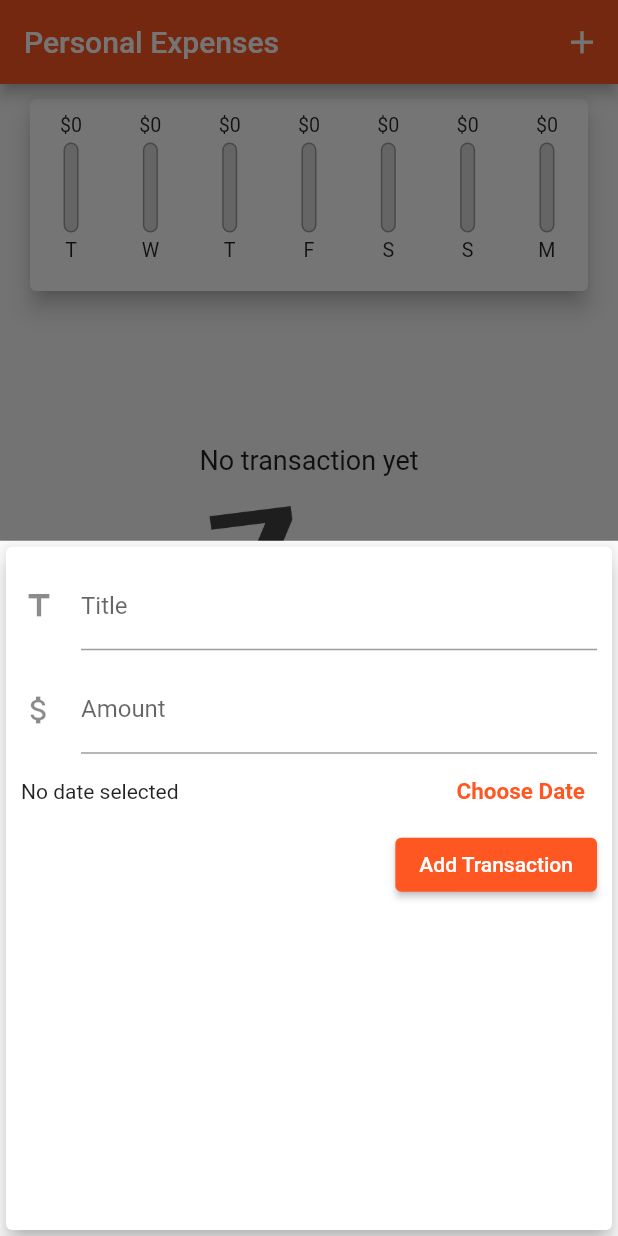
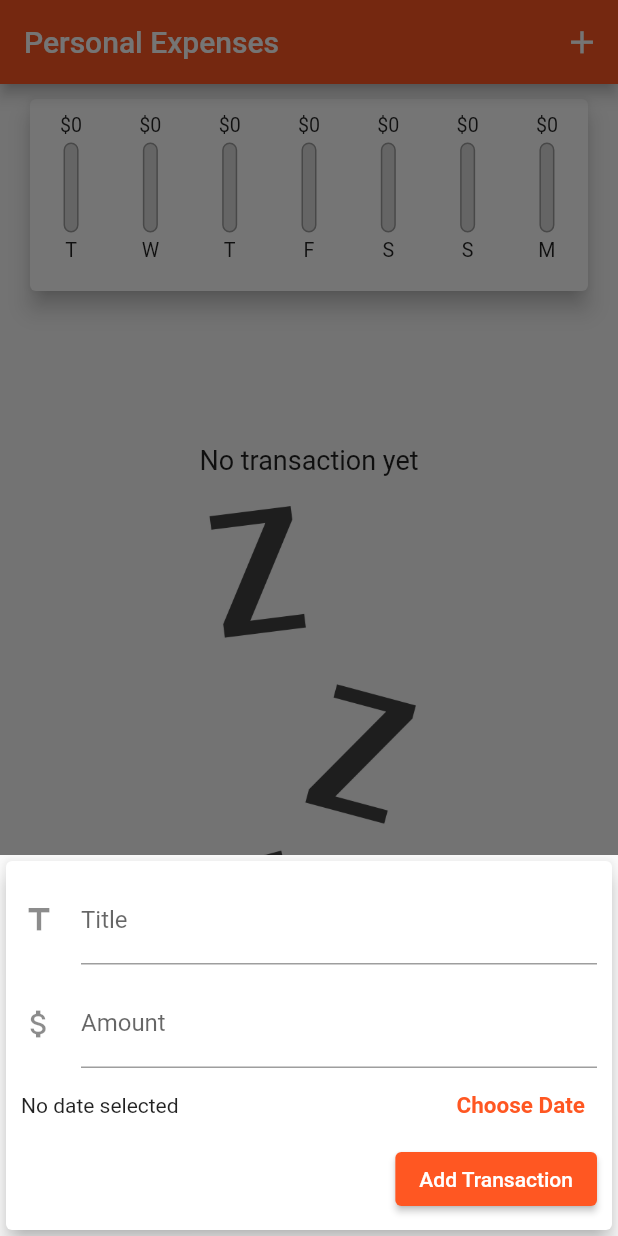
Before and after one commit to kibriatuhin/personal_expenses, a Flutter app: the screen it shows after launch, after a tap on the "add" icon, on a phone screen of 412 x 824 dp. Run offline on Flutter 3.47's test engine with Material 2 defaults, Android fonts, the phone set to English and light mode, and no system bars.

Commit message:
increment some come

```diff
--- a/lib/main.dart
+++ b/lib/main.dart
@@ -86,8 +86,8 @@ class _MainAppState extends State<MainApp> {
 
   @override
   Widget build(BuildContext context) {
-    final isLandScop =
-        MediaQuery.of(context).orientation == Orientation.landscape;
+    final mediaQuery = MediaQuery.of(context);
+    final isLandScop = mediaQuery.orientation == Orientation.landscape;
 
     final appbar = AppBar(
       // backgroundColor: Color(0xff0868de),
@@ -131,9 +131,9 @@ class _MainAppState extends State<MainApp> {
                 ),
               if (!isLandScop)
                 Container(
-                  height: (MediaQuery.of(context).size.height -
+                  height: (mediaQuery.size.height -
                           appbar.preferredSize.height -
-                          MediaQuery.of(context).padding.top) *
+                          mediaQuery.padding.top) *
                       0.3,
                   child: Cart(recentTransactions: _recentTransactions),
                 ),
@@ -141,9 +141,9 @@ class _MainAppState extends State<MainApp> {
               if (isLandScop)
                 _showChart
                     ? Container(
-                        height: (MediaQuery.of(context).size.height -
+                        height: (mediaQuery.size.height -
                                 appbar.preferredSize.height -
-                                MediaQuery.of(context).padding.top) *
+                                mediaQuery.padding.top) *
                             0.7,
                         child: Cart(recentTransactions: _recentTransactions),
                       )
--- a/lib/widgets/new_transaction.dart
+++ b/lib/widgets/new_transaction.dart
@@ -50,16 +50,21 @@ class _NewTransactionsState extends State<NewTransactions> {
 
   @override
   Widget build(BuildContext context) {
-    return Card(
+    return SingleChildScrollView(
+      child: Card(
         elevation: 6,
         child: Container(
-        padding: EdgeInsets.symmetric(vertical: 10, horizontal: 10),
+          padding: EdgeInsets.only(
+              left: 10,
+              right: 10,
+              top: 10,
+              bottom: MediaQuery.of(context).viewInsets.bottom + 10),
           child: Column(
             crossAxisAlignment: CrossAxisAlignment.end,
             children: [
               TextField(
                 controller: titleController,
-              onSubmitted: (_)=> _submittedData,
+                onSubmitted: (_) => _submittedData,
                 //onChanged: (value)=>  titletx = value,
                 decoration: InputDecoration(
                   labelText: "Title",
@@ -72,7 +77,7 @@ class _NewTransactionsState extends State<NewTransactions> {
               ),
               TextField(
                 controller: amountConrtoller,
-              onSubmitted: (_)=> _submittedData,
+                onSubmitted: (_) => _submittedData,
                 //onChanged: (value)=> amountTx = value,
                 keyboardType: TextInputType.number,
                 decoration: InputDecoration(
@@ -97,8 +102,8 @@ class _NewTransactionsState extends State<NewTransactions> {
                       onPressed: _presentDatePicker,
                       child: Text(
                         "Choose Date",
-                      style:
-                          TextStyle(fontWeight: FontWeight.bold, fontSize: 15),
+                        style: TextStyle(
+                            fontWeight: FontWeight.bold, fontSize: 15),
                       ),
                     )
                   ],
@@ -114,6 +119,7 @@ class _NewTransactionsState extends State<NewTransactions> {
             ],
           ),
         ),
+      ),
     );
   }
 }
```
Lines whose indentation alone changed are shown as unchanged.
